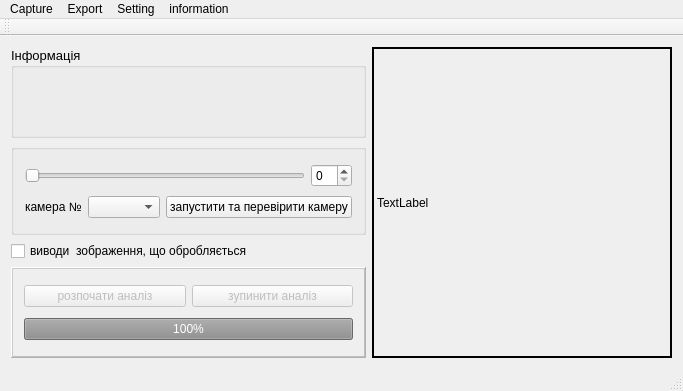
This is AnalyzerFoam/mainwindow.ui in alishkaLala/good as Qt 5 draws it before an edit. The edited form follows.
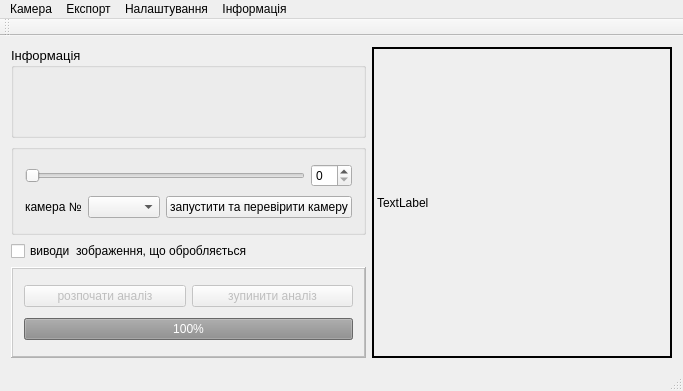
This is the edited form.

Patch:
```diff
--- a/AnalyzerFoam/mainwindow.ui
+++ b/AnalyzerFoam/mainwindow.ui
@@ -6,7 +6,7 @@
    <rect>
     <x>0</x>
     <y>0</y>
-    <width>652</width>
+    <width>661</width>
     <height>391</height>
    </rect>
   </property>
@@ -182,13 +182,13 @@
     <rect>
      <x>0</x>
      <y>0</y>
-     <width>652</width>
-     <height>21</height>
+     <width>661</width>
+     <height>18</height>
     </rect>
    </property>
    <widget class="QMenu" name="menuExport">
     <property name="title">
-     <string>Export</string>
+     <string>Експорт</string>
     </property>
     <addaction name="actionTo_fail"/>
     <addaction name="actionTo_graphik"/>
@@ -198,7 +198,7 @@
    </widget>
    <widget class="QMenu" name="menuCapture">
     <property name="title">
-     <string>Capture</string>
+     <string>Камера</string>
     </property>
     <widget class="QMenu" name="menuChoise_capture">
      <property name="title">
@@ -215,7 +215,7 @@
    </widget>
    <widget class="QMenu" name="menuSetting">
     <property name="title">
-     <string>Setting</string>
+     <string>Налаштування</string>
     </property>
     <addaction name="actionConfiguration_of_program"/>
     <addaction name="actionConfiguration_of_capture"/>
@@ -225,7 +225,7 @@
    </widget>
    <widget class="QMenu" name="menuInformation">
     <property name="title">
-     <string>information</string>
+     <string>Інформація</string>
     </property>
     <addaction name="actionHelper"/>
     <addaction name="actionInformation"/>
```
Left out of the diff: 22 changed lines with no effect on the pictures.
